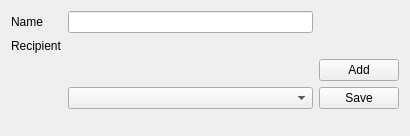
chusopr/kdepim-ktimetracker-akonadi, file mobile/contacts/editorcontactgroup.ui: the form before one commit.
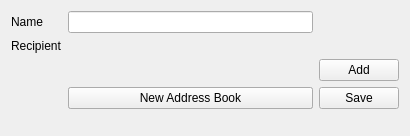
The form after the commit. Custom widgets are drawn as their Qt base class.

Commit message: Replace collection selector with 'New Address Book' button if no matching collection is available.

Diff of the .ui file:
```diff
--- a/mobile/contacts/editorcontactgroup.ui
+++ b/mobile/contacts/editorcontactgroup.ui
@@ -56,6 +56,13 @@
      <item row="3" column="1">
       <widget class="Akonadi::CollectionComboBox" name="collectionSelector"/>
      </item>
+     <item row="3" column="1">
+      <widget class="QPushButton" name="launchAccountWizardButton">
+       <property name="text">
+        <string>New Address Book</string>
+       </property>
+      </widget>
+     </item>
     </layout>
    </item>
    <item>
```
The commit also changes 10 other files.
